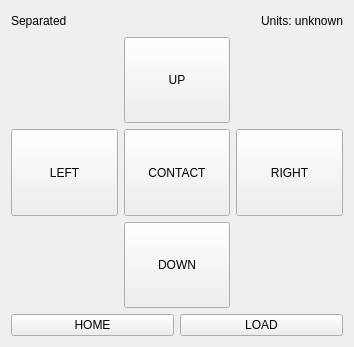
kkrizka/chister, file ECS02UI.ui: the form before one commit.
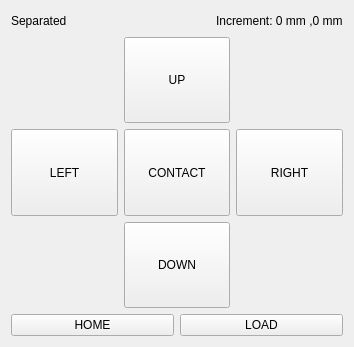
The form after the commit.

Commit message: Add increment info to ECS02 status.

```diff
--- a/ECS02UI.ui
+++ b/ECS02UI.ui
@@ -17,7 +17,7 @@
    <item>
     <layout class="QHBoxLayout" name="horizontalLayout_2">
      <property name="sizeConstraint">
-      <enum>QLayout::SetMaximumSize</enum>
+      <enum>QLayout::SetDefaultConstraint</enum>
      </property>
      <item>
       <widget class="QLabel" name="chuckStateLabel">
@@ -54,7 +54,7 @@
         </sizepolicy>
        </property>
        <property name="text">
-        <string>Units: unknown</string>
+        <string>Increment: 0 mm ,0 mm</string>
        </property>
       </widget>
      </item>
```
Left out of the diff: 2 changed lines with no effect on the pictures. The commit also changes 3 other files.
